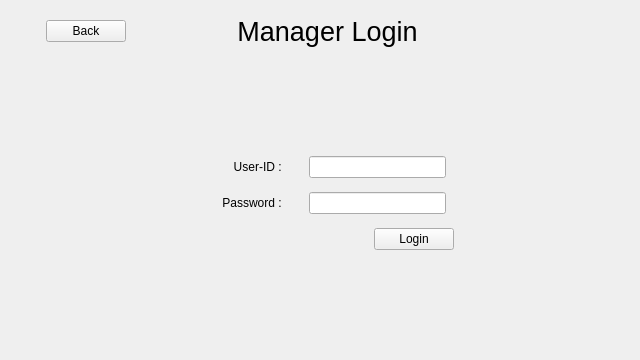
Before: the Qt Designer form frontend/chef_login_wid.ui in therealrahulsahu/se_project, drawn with Qt 5.
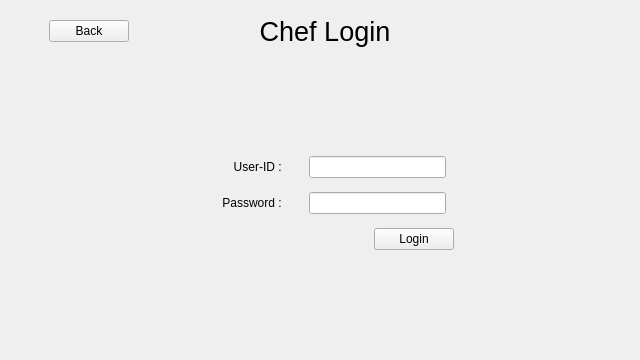
After: the same form once the commit is applied.

The edit to the form file:
```diff
--- a/frontend/chef_login_wid.ui
+++ b/frontend/chef_login_wid.ui
@@ -59,7 +59,7 @@
         </font>
        </property>
        <property name="text">
-        <string>Manager Login</string>
+        <string>Chef Login</string>
        </property>
        <property name="alignment">
         <set>Qt::AlignCenter</set>
```
